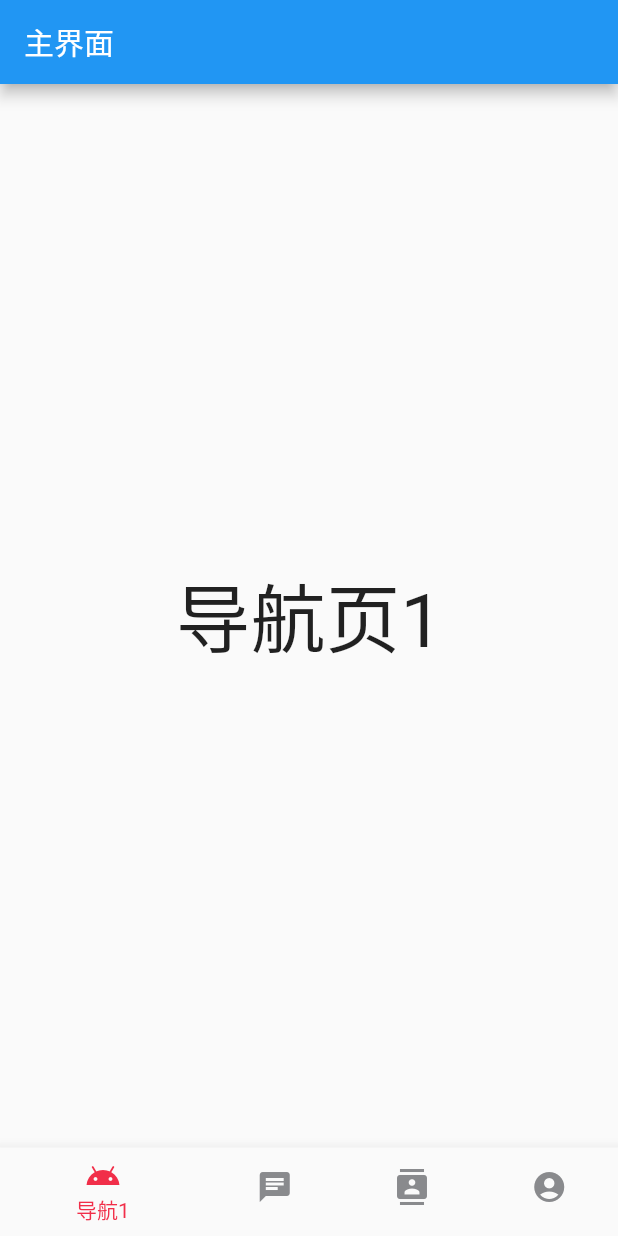
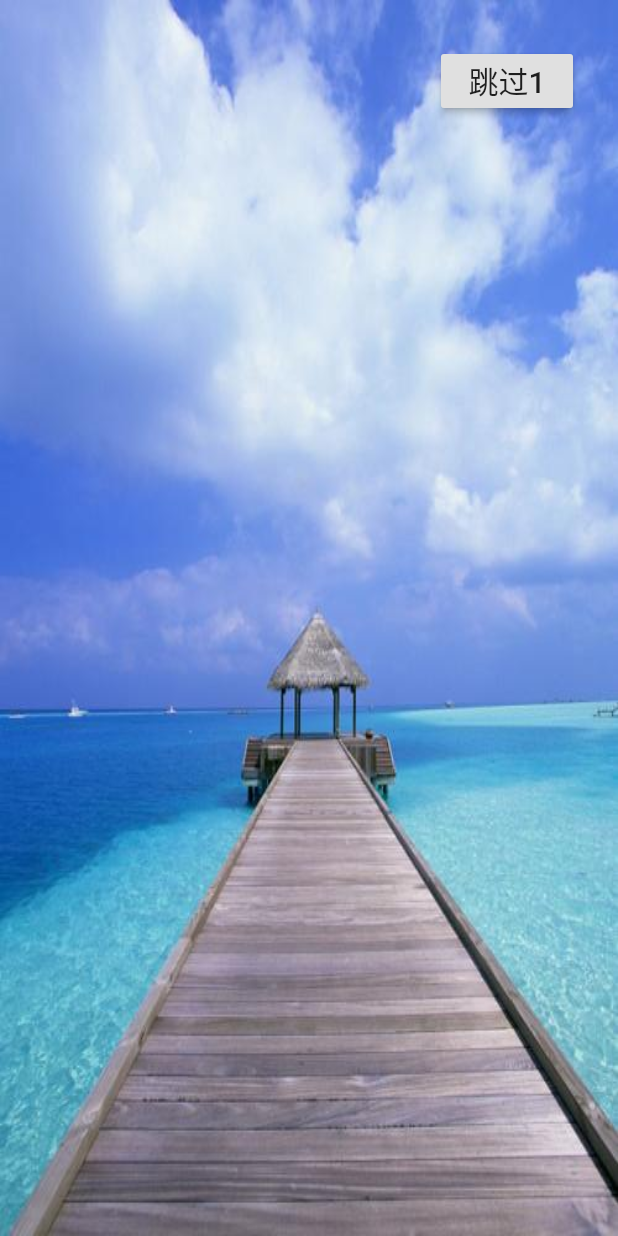
Before and after one commit to Ellen2018/mh_app, a Flutter app: the screen it shows after launch, on a phone screen of 412 x 824 dp. Run offline on Flutter 3.47's test engine with Material 2 defaults, Android fonts, the phone set to English and light mode, and no system bars; our stand-ins replace fluttertoast.

Commit message:
完成Splash界面，但是倒计时出现问题，待研究解决

```diff
--- /dev/null
+++ b/lib/page/SplashPage.dart
@@ -0,0 +1,61 @@
+import 'dart:async';
+
+import 'package:flutter/material.dart';
+import 'package:fluttertoast/fluttertoast.dart';
+
+class SplashPage extends StatefulWidget {
+  @override
+  State<StatefulWidget> createState() {
+    return SplashState();
+  }
+}
+
+class SplashState extends State<SplashPage> {
+  int _jumpTimes = 0;
+  Timer timer;
+
+  @override
+  Widget build(BuildContext context) {
+    timer = Timer.periodic(Duration(seconds: 5), (timer) {
+      _jumpTimes++;
+      setState(() {
+
+      });
+    });
+    return MaterialApp(
+      title: 'Splash界面',
+      home: Scaffold(
+        body: Stack(
+          children: [
+            ConstrainedBox(
+              constraints: BoxConstraints.expand(),
+              child: Image.asset(
+                "images/bg_splash.jpg",
+                fit: BoxFit.fill,
+              ),
+            ),
+            Positioned(
+                right: 30,
+                top: 30,
+                child: RaisedButton(
+                  child: Text(
+                    '跳过$_jumpTimes',
+                    style: TextStyle(fontSize: 20),
+                  ),
+                  onPressed: () {
+                    Fluttertoast.showToast(
+                        msg: "跳过Splash界面",
+                        toastLength: Toast.LENGTH_SHORT,
+                        gravity: ToastGravity.BOTTOM,
+                        timeInSecForIosWeb: 1,
+                        backgroundColor: Colors.blue,
+                        textColor: Colors.white,
+                        fontSize: 16.0);
+                  },
+                ))
+          ],
+        ),
+      ),
+    );
+  }
+}
```
Also changed, not shown: lib/main.dart (+2 -113 lines), pubspec.yaml (+5 -3 lines), images/bg_splash.jpg (added), pubspec.lock, 1 other file.
